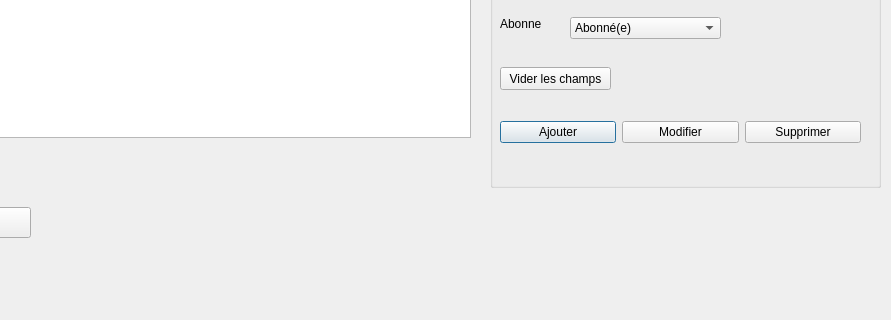
First picture: the form in FestiClicC/clients.ui, repository FestiClic/FestiClic3, before the edit; both pictures show x 140 to 1031 and y 283 to 603 of the 1031 by 603 pixel window.
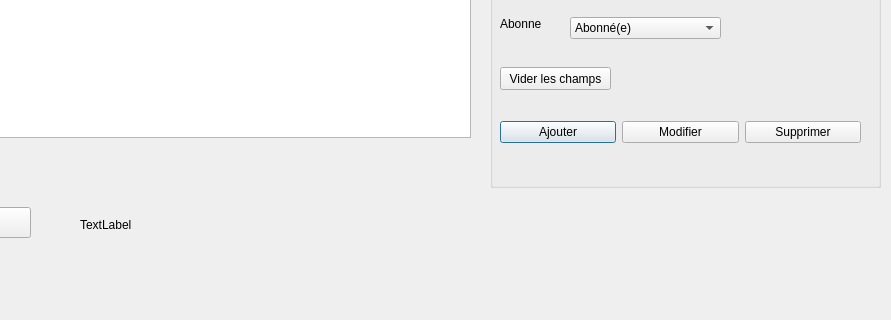
Second picture: the form after the edit.

What changed in the file:
```diff
--- a/FestiClicC/clients.ui
+++ b/FestiClicC/clients.ui
@@ -278,6 +278,19 @@
     <string>Quitter</string>
    </property>
   </widget>
+  <widget class="QLabel" name="cLabelAlerte">
+   <property name="geometry">
+    <rect>
+     <x>220</x>
+     <y>500</y>
+     <width>681</width>
+     <height>16</height>
+    </rect>
+   </property>
+   <property name="text">
+    <string>TextLabel</string>
+   </property>
+  </widget>
  </widget>
  <tabstops>
   <tabstop>cltCBoxCivilite</tabstop>
```
